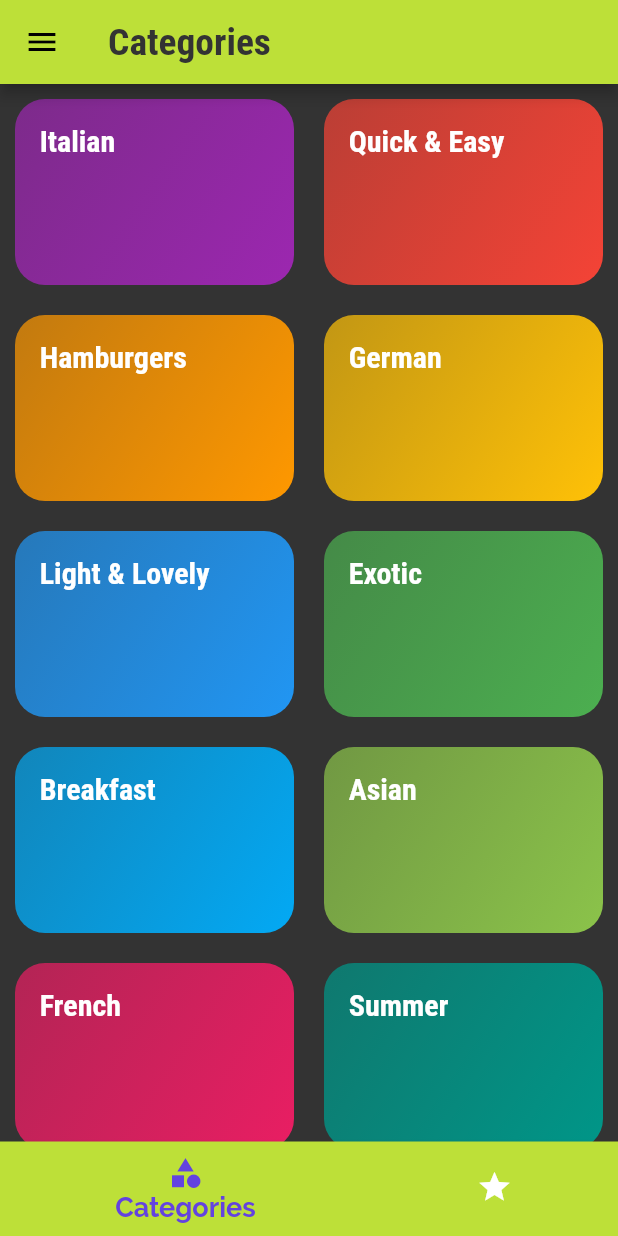
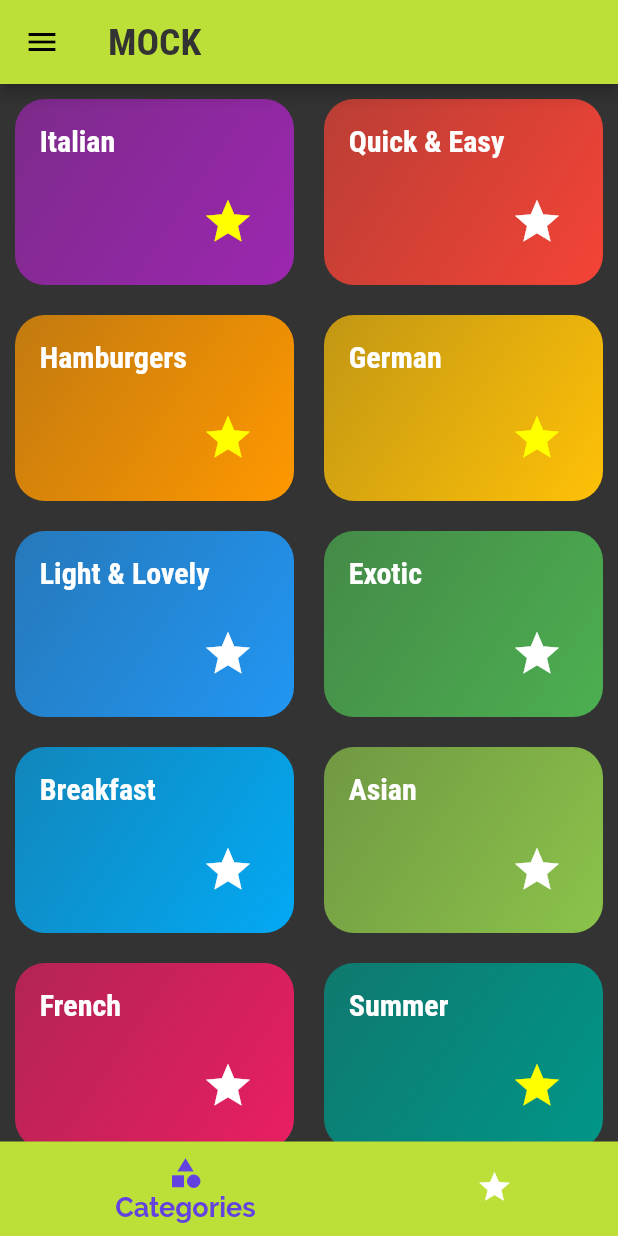
Before and after one commit to guilhermebernava/meals_app, a Flutter app: the screen it shows after launch, on a phone screen of 412 x 824 dp. Run offline on Flutter 3.47's test engine with Material 2 defaults, Android fonts, the phone set to English and light mode, and no system bars; our stand-ins replace flutter_bloc; missing offline and left inert: animated_card; Roboto replaces fonts that are missing (RobotoCondensed).

```diff
--- a/lib/app.dart
+++ b/lib/app.dart
@@ -8,14 +8,22 @@ import 'package:meals_app/pages/meal_detail.dart';
 import 'package:meals_app/pages/tabs_home/tabs_home.dart';
 import 'package:meals_app/states/category_state.dart';
 import 'package:meals_app/states/meal_state.dart';
-
 import 'themes/app_colors.dart';
 
 class App extends StatelessWidget {
   const App({Key? key}) : super(key: key);
   @override
   Widget build(BuildContext context) {
-    return MaterialApp(
+    return MultiBlocProvider(
+      providers: [
+        BlocProvider(
+          create: (_) => CategoryState(),
+        ),
+        BlocProvider(
+          create: (_) => MealState(),
+        )
+      ],
+      child: MaterialApp(
         title: 'Meals App',
         theme: ThemeData(
           colorScheme: ColorScheme.fromSwatch(
@@ -33,32 +41,19 @@ class App extends StatelessWidget {
             ),
           ),
         ),
-      home: const TabsHome(),
         routes: {
+          "/": (context) => const TabsHome(),
           Category.route: (context) {
             var props =
                 ModalRoute.of(context)?.settings.arguments as CategoryProps;
-          return MultiBlocProvider(
-            providers: [
-              BlocProvider(
-                create: (_) => CategoryState(),
-              ),
-              BlocProvider(
-                create: (_) => MealState(),
-              )
-            ],
-            child: Category(
+            return Category(
               recipeTitle: props.title,
               id: props.id,
-            ),
             );
           },
           MealDetail.route: (context) {
             var model = ModalRoute.of(context)?.settings.arguments as MealModel;
-          return BlocProvider(
-            create: (_) => MealState(),
-            child: MealDetail(model: model),
-          );
+            return MealDetail(model: model);
           },
           Filter.route: (context) => const Filter(),
         },
@@ -69,8 +64,10 @@ class App extends StatelessWidget {
         //   }
         // },
         //SE NN ENCONTRAR UMA ROTA ELA DEVOLVE UMA ROTA PADRAO
-      onUnknownRoute: (settings) =>
-          MaterialPageRoute(builder: (ctx) => const TabsHome()),
+        onUnknownRoute: (settings) => MaterialPageRoute(
+          builder: (ctx) => const TabsHome(),
+        ),
+      ),
     );
   }
 }
--- a/lib/data/dummy_data.dart
+++ b/lib/data/dummy_data.dart
@@ -356,55 +356,59 @@ class DummyData {
   ];
 
   static final dummyCategories = [
-    const CategoryModel(
+    CategoryModel(
       id: 'c1',
       title: 'Italian',
       color: Colors.purple,
+      isLiked: true,
     ),
-    const CategoryModel(
+    CategoryModel(
       id: 'c2',
       title: 'Quick & Easy',
       color: Colors.red,
     ),
-    const CategoryModel(
+    CategoryModel(
       id: 'c3',
       title: 'Hamburgers',
       color: Colors.orange,
+      isLiked: true,
     ),
-    const CategoryModel(
+    CategoryModel(
       id: 'c4',
       title: 'German',
       color: Colors.amber,
+      isLiked: true,
     ),
-    const CategoryModel(
+    CategoryModel(
       id: 'c5',
       title: 'Light & Lovely',
       color: Colors.blue,
     ),
-    const CategoryModel(
+    CategoryModel(
       id: 'c6',
       title: 'Exotic',
       color: Colors.green,
     ),
-    const CategoryModel(
+    CategoryModel(
       id: 'c7',
       title: 'Breakfast',
       color: Colors.lightBlue,
     ),
-    const CategoryModel(
+    CategoryModel(
       id: 'c8',
       title: 'Asian',
       color: Colors.lightGreen,
     ),
-    const CategoryModel(
+    CategoryModel(
       id: 'c9',
       title: 'French',
       color: Colors.pink,
     ),
-    const CategoryModel(
+    CategoryModel(
       id: 'c10',
       title: 'Summer',
       color: Colors.teal,
+      isLiked: true,
     ),
   ];
 }
--- /dev/null
+++ b/lib/enums/meal_type.dart
@@ -0,0 +1,6 @@
+enum MealType {
+  isGlutenFree,
+  isLactoseFree,
+  isVegan,
+  isVegetarian,
+}
--- a/lib/models/category.dart
+++ b/lib/models/category.dart
@@ -4,7 +4,12 @@ class CategoryModel {
   final String id;
   final String title;
   final Color color;
+  bool isLiked;
 
-  const CategoryModel(
-      {required this.id, required this.title, required this.color});
+  CategoryModel({
+    required this.id,
+    required this.title,
+    required this.color,
+    this.isLiked = false,
+  });
 }
--- /dev/null
+++ b/lib/models/meal_state_model.dart
@@ -0,0 +1,12 @@
+import 'package:meals_app/models/meal.dart';
+
+class MealStateModel {
+  List<MealModel> meals;
+  bool isVegan;
+  bool isVegetarian;
+  bool isLactoseFree;
+  bool isGlutenFree;
+
+  MealStateModel(this.meals, this.isGlutenFree, this.isLactoseFree,
+      this.isVegan, this.isVegetarian);
+}
--- a/lib/pages/home.dart
+++ b/lib/pages/home.dart
@@ -1,44 +1,18 @@
 import 'package:flutter/material.dart';
-import 'package:meals_app/data/dummy_data.dart';
-import 'package:meals_app/widgets/category_item/category_item.dart';
-import 'package:meals_app/widgets/category_widget.dart';
+import 'package:meals_app/states/category_state.dart';
+import '../widgets/category_list.dart';
+import 'package:flutter_bloc/flutter_bloc.dart';
 
 class Home extends StatelessWidget {
-  Home({Key? key}) : super(key: key);
-  final dummyCategories = DummyData.dummyCategories;
+  const Home({Key? key}) : super(key: key);
 
   @override
   Widget build(BuildContext context) {
     final mediaQuery = MediaQuery.of(context);
     return Scaffold(
-      body: Padding(
-        padding:
-            const EdgeInsets.only(top: 10.0, left: 10, right: 10, bottom: 0),
-        child: SingleChildScrollView(
-          child: Column(
-            children: [
-              SizedBox(
-                height: mediaQuery.size.height,
-                child: CategoryWidget(
-                  size: mediaQuery.size,
-                  categories: dummyCategories
-                      .map(
-                        (category) => CategoryItem(
-                          key: ValueKey(category.id),
-                          title: category.title,
-                          color: category.color,
-                          id: category.id,
-                        ),
-                      )
-                      .toList(),
-                ),
-              ),
-              SizedBox(
-                height: mediaQuery.size.height * 0.05,
-              )
-            ],
-          ),
-        ),
+      body: CategoryList(
+        mediaQuery.size,
+        categories: context.read<CategoryState>().state,
       ),
     );
   }
--- a/lib/pages/meal_detail.dart
+++ b/lib/pages/meal_detail.dart
@@ -2,6 +2,7 @@ import 'package:animated_card/animated_card.dart';
 import 'package:flutter/material.dart';
 import 'package:flutter_bloc/flutter_bloc.dart';
 import 'package:meals_app/models/meal.dart';
+import 'package:meals_app/models/meal_state_model.dart';
 import 'package:meals_app/states/meal_state.dart';
 import 'package:meals_app/themes/app_colors.dart';
 import 'package:meals_app/themes/app_styles.dart';
@@ -31,7 +32,7 @@ class MealDetail extends StatelessWidget {
       appBar: AppBar(
         title: Text(model.title),
       ),
-      body: BlocBuilder<MealState, List<MealModel>>(
+      body: BlocBuilder<MealState, MealStateModel>(
         builder: (context, categories) => SingleChildScrollView(
           child: Column(
             children: [
--- a/lib/pages/tabs_home/tabs_home.dart
+++ b/lib/pages/tabs_home/tabs_home.dart
@@ -1,9 +1,12 @@
 import 'package:animated_card/animated_card.dart';
 import 'package:flutter/material.dart';
+import 'package:flutter_bloc/flutter_bloc.dart';
 import 'package:meals_app/pages/tabs_home/children/drawer/main_drawer.dart';
 import 'package:meals_app/pages/tabs_home/tabs_home_controller.dart';
 import 'package:meals_app/themes/app_colors.dart';
 import 'package:meals_app/themes/app_styles.dart';
+import '../../models/category.dart';
+import '../../states/category_state.dart';
 
 class TabsHome extends StatefulWidget {
   const TabsHome({Key? key}) : super(key: key);
@@ -26,15 +29,17 @@ class _TabsHomeState extends State<TabsHome> {
       appBar: AppBar(
         title: AnimatedCard(
           curve: Curves.decelerate,
-          key: ValueKey(controller.pages[controller.pageIndex]['title']),
+          key: ValueKey(controller.pageIndex),
           duration: const Duration(milliseconds: 500),
           direction: AnimatedCardDirection.left,
-          child: Text(
-            controller.pages[controller.pageIndex]['title'],
+          child: const Text(
+            "MOCK",
           ),
         ),
       ),
-      body: controller.pages[controller.pageIndex]['page'],
+      body: BlocBuilder<CategoryState, List<CategoryModel>>(
+        builder: (ctx, categories) => controller.pages(ctx),
+      ),
       bottomNavigationBar: BottomNavigationBar(
           elevation: 2,
           enableFeedback: true,
--- a/lib/pages/tabs_home/tabs_home_controller.dart
+++ b/lib/pages/tabs_home/tabs_home_controller.dart
@@ -1,11 +1,19 @@
-import 'package:meals_app/pages/favoirtes.dart';
+import 'package:flutter/material.dart';
 import 'package:meals_app/pages/home.dart';
+import '../favoirtes.dart';
 
 class TabsHomeController {
-  final List<Map<String, dynamic>> pages = [
-    {"page": Home(), "title": "Categories"},
-    {"page": const Favorites(), "title": "Favorites"},
-  ];
+  Widget pages(BuildContext context) {
+    switch (pageIndex) {
+      case 0:
+        return const Home();
+      case 1:
+        return const Favorites();
+      default:
+        return const Center(child: Text("ERROR"));
+    }
+  }
+
   int pageIndex = 0;
 
   void onIndexChanged(int index, void Function(void Function() fn) setState) {
--- a/lib/states/category_state.dart
+++ b/lib/states/category_state.dart
@@ -4,8 +4,6 @@ import 'package:meals_app/models/category.dart';
 
 class CategoryState extends Cubit<List<CategoryModel>> {
   CategoryState() : super(DummyData.dummyCategories);
-
-  var categories = <CategoryModel>[];
 
   void add(CategoryModel model) {
     state.add(model);
@@ -16,4 +14,16 @@ class CategoryState extends Cubit<List<CategoryModel>> {
     state.removeWhere((_) => _.id == id);
     emit(state);
   }
+
+  void addFavoriteCategory(String id) {
+    var isLiked = state.firstWhere((element) => element.id == id).isLiked;
+    state.firstWhere((element) => element.id == id).isLiked = !isLiked;
+    emit(state);
+  }
+
+  bool isLiked(String id) =>
+      state.firstWhere((element) => element.id == id).isLiked;
+
+  List<CategoryModel> favorites() =>
+      state.where((element) => element.isLiked).toList();
 }
--- a/lib/themes/app_styles.dart
+++ b/lib/themes/app_styles.dart
@@ -38,4 +38,8 @@ class AppStyles {
     fontWeight: FontWeight.bold,
     color: Colors.white,
   );
+  static const selectTitle = TextStyle(
+    fontSize: 26,
+    color: Colors.white,
+  );
 }
--- a/lib/widgets/category_item/category_item.dart
+++ b/lib/widgets/category_item/category_item.dart
@@ -1,25 +1,40 @@
 import 'package:animated_card/animated_card.dart';
 import 'package:flutter/material.dart';
+import 'package:meals_app/states/category_state.dart';
 import 'package:meals_app/themes/app_styles.dart';
+import 'package:flutter_bloc/flutter_bloc.dart';
 import 'package:meals_app/widgets/category_item/category_item_controller.dart';
 
-class CategoryItem extends StatelessWidget {
+class CategoryItem extends StatefulWidget {
   final String title;
   final Color color;
   final String id;
 
-  CategoryItem(
+  const CategoryItem(
       {Key? key, required this.title, required this.color, required this.id})
       : super(key: key);
 
+  @override
+  State<CategoryItem> createState() => _CategoryItemState();
+}
+
+class _CategoryItemState extends State<CategoryItem> {
   final _borderRadius = BorderRadius.circular(20);
+  late bool isLiked;
+
   final controller = CategoryItemController();
+
+  @override
+  void initState() {
+    isLiked = context.read<CategoryState>().isLiked(widget.id);
+    super.initState();
+  }
 
   @override
   Widget build(BuildContext context) {
     final mediaQuery = MediaQuery.of(context);
     return InkWell(
-      onTap: () => controller.redirect(context, title, id),
+      onTap: () => controller.redirect(context, widget.title, widget.id),
       borderRadius: _borderRadius,
       child: AnimatedCard(
         curve: Curves.decelerate,
@@ -32,17 +47,39 @@ class CategoryItem extends StatelessWidget {
           decoration: BoxDecoration(
             gradient: LinearGradient(
               colors: [
-                color.withOpacity(0.7),
-                color,
+                widget.color.withOpacity(0.7),
+                widget.color,
               ],
               begin: Alignment.topLeft,
               end: Alignment.bottomRight,
             ),
             borderRadius: _borderRadius,
           ),
-          child: Text(
-            title,
-            style: AppStyles.categoryTitle,
+          child: Stack(
+            children: [
+              Text(
+                widget.title,
+                style: AppStyles.categoryTitle,
+              ),
+              Padding(
+                padding: const EdgeInsets.only(top: 40.0, left: 100),
+                child: IconButton(
+                  onPressed: () {
+                    context
+                        .read<CategoryState>()
+                        .addFavoriteCategory(widget.id);
+                    setState(() {
+                      isLiked = !isLiked;
+                    });
+                  },
+                  icon: Icon(
+                    Icons.star,
+                    size: 35,
+                    color: isLiked ? Colors.yellowAccent : Colors.white,
+                  ),
+                ),
+              )
+            ],
           ),
         ),
       ),
--- /dev/null
+++ b/lib/widgets/category_list.dart
@@ -0,0 +1,38 @@
+import 'package:flutter/material.dart';
+import '../models/category.dart';
+import 'category_item/category_item.dart';
+import 'category_widget.dart';
+
+class CategoryList extends Padding {
+  CategoryList(Size size, {Key? key, required List<CategoryModel> categories})
+      : super(
+          key: key,
+          padding:
+              const EdgeInsets.only(top: 10.0, left: 10, right: 10, bottom: 0),
+          child: SingleChildScrollView(
+            child: Column(
+              children: [
+                SizedBox(
+                  height: size.height,
+                  child: CategoryWidget(
+                    size: size,
+                    categories: categories
+                        .map(
+                          (category) => CategoryItem(
+                            key: ValueKey(category.id),
+                            title: category.title,
+                            color: category.color,
+                            id: category.id,
+                          ),
+                        )
+                        .toList(),
+                  ),
+                ),
+                SizedBox(
+                  height: size.height * 0.05,
+                )
+              ],
+            ),
+          ),
+        );
+}
```
Also changed, not shown: lib/pages/category/category.dart (+13 -8 lines), lib/pages/favoirtes.dart (+9 -2 lines), lib/pages/filter.dart (+68 -3 lines), lib/states/meal_state.dart (+62 -8 lines), lib/widgets/select_widget.dart (added, +24 -0 lines). Lines whose indentation alone changed are shown as unchanged.
